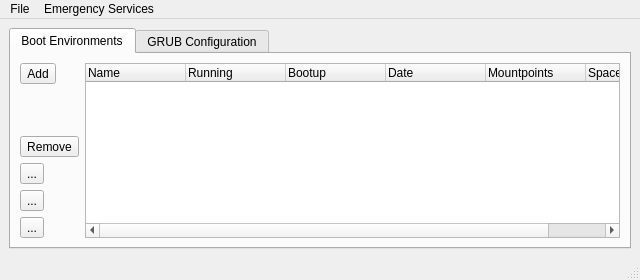
This is src-qt4/pc-bootconfig/mainUI.ui in trueos/pcbsd as Qt 5 draws it before an edit. The edited form follows.
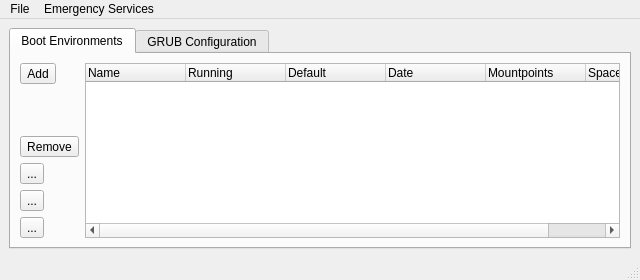
This is the edited form. Icons and pictures are not drawn.

Commit message: Setup the "activate" button in pc-bootconfig to properly set the default BE to startup on reboot. Also make sure that we cannot rename a running BE.

Diff of the .ui file:
```diff
--- a/src-qt4/pc-bootconfig/mainUI.ui
+++ b/src-qt4/pc-bootconfig/mainUI.ui
@@ -134,7 +134,7 @@
             </column>
             <column>
              <property name="text">
-              <string>Bootup</string>
+              <string>Default</string>
              </property>
             </column>
             <column>
```
Left out of the diff: 2 changed lines with no effect on the pictures. The commit also changes 2 other files.
